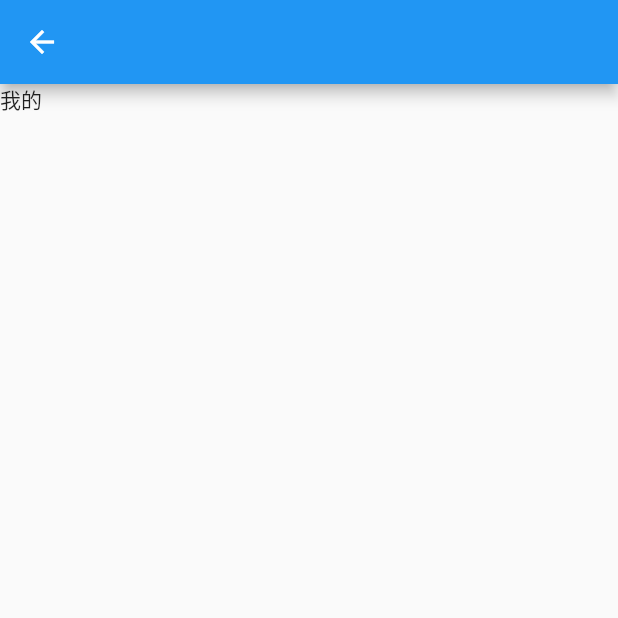
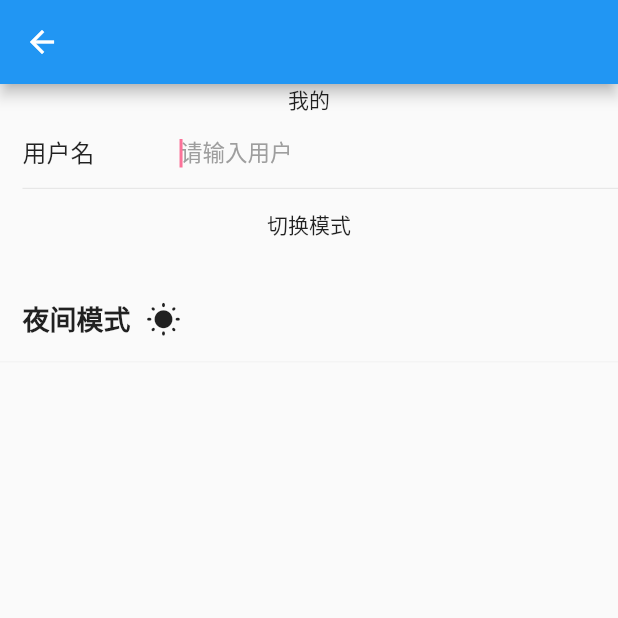
Before and after one commit to MrFishC/flutter_simple, a Flutter app: the ProfilePage screen opened directly, on a phone screen of 412 x 824 dp, the top half of it. Run offline on Flutter 3.47's test engine with Material 2 defaults, Android fonts, the light colour scheme and no system bars; our stand-ins replace cached_network_image, chewie, dio, flutter_swiper_null_safety, lottie, shared_preferences and 1 more; missing offline and left inert: flutter_overlay, underline_indicator; accounts and stored records are empty; network calls fail.

Commit message:
状态管理

```diff
--- a/lib/pages/profile_page.dart
+++ b/lib/pages/profile_page.dart
@@ -1,4 +1,9 @@
 import 'package:flutter/material.dart';
+import 'package:provider/provider.dart';
+
+import '../theme/dark_mode_item.dart';
+import '../theme/theme_provider.dart';
+import '../widget/login_input.dart';
 ///我的
 class ProfilePage extends StatefulWidget {
   @override
@@ -11,7 +16,30 @@ class _ProfilePageState extends State<ProfilePage> {
     return Scaffold(
       appBar: AppBar(),
       body: Container(
-        child: Text('我的'),
+        child: Column(
+          children: [
+            Text('我的'),
+            LoginInput(
+              '用户名',
+              '请输入用户',
+              onChanged: (text) {},
+            ),
+            MaterialButton(
+              onPressed: () {
+                //read
+                var theme = context.read<ThemeProvider>();
+
+                if (theme.isDark()) {
+                  theme.setTheme(ThemeMode.light);
+                } else {
+                  theme.setTheme(ThemeMode.dark);
+                }
+              },
+              child: Text('切换模式'),
+            ),
+            DarkModelItem()
+          ],
+        ),
       ),
     );
   }
--- /dev/null
+++ b/lib/theme/dark_mode_item.dart
@@ -0,0 +1,33 @@
+import 'package:flutter/material.dart';
+import 'package:flutter_simple/fnavigator/fn_navigator.dart';
+import 'package:provider/provider.dart';
+import '../theme/theme_provider.dart';
+import '../util/view_util.dart';
+
+class DarkModelItem extends StatelessWidget {
+  @override
+  Widget build(BuildContext context) {
+    var themeProvider = context.watch<ThemeProvider>();
+    var icon = themeProvider.isDark()
+        ? Icons.nightlight_round
+        : Icons.wb_sunny_rounded;
+    return InkWell(
+      onTap: () {
+        FnNavigator.getInstance().onJumpTo(RouteStatus.darkMode);
+      },
+      child: Container(
+        padding: EdgeInsets.only(top: 10, left: 15, bottom: 15),
+        margin: EdgeInsets.only(top: 15),
+        decoration: BoxDecoration(border: borderLine(context)),
+        child: Row(
+          children: [
+            Text('夜间模式',
+                style: TextStyle(fontSize: 18, fontWeight: FontWeight.bold)),
+            Padding(
+                padding: EdgeInsets.only(top: 2, left: 10), child: Icon(icon))
+          ],
+        ),
+      ),
+    );
+  }
+}
--- /dev/null
+++ b/lib/theme/provider.dart
@@ -0,0 +1,8 @@
+import 'package:flutter_simple/theme/theme_provider.dart';
+import 'package:provider/provider.dart';
+import 'package:provider/single_child_widget.dart';
+
+List<SingleChildWidget> topProviders = [
+  //2.创建一个provider
+  ChangeNotifierProvider(create: (_) => ThemeProvider())
+];
--- a/lib/util/color.dart
+++ b/lib/util/color.dart
@@ -16,6 +16,12 @@ const MaterialColor white = const MaterialColor(
   },
 );
 
+class FwColor {
+  static const Color red = Color(0xFFFF4759);
+  static const Color dark_red = Color(0xFFE03E4E);
+  static const Color dark_bg = Color(0xFF18191A);
+}
+
 ///主色调
 const MaterialColor primary = const MaterialColor(
   0xfffb7299,
--- /dev/null
+++ b/lib/util/constants.dart
@@ -0,0 +1,5 @@
+
+class Constants {
+  static const theme = "hi_theme";
+
+}
--- a/pubspec.yaml
+++ b/pubspec.yaml
@@ -50,6 +50,7 @@ dependencies:
   chewie: ^1.2.2
   video_player: ^2.1.6
   flutter_overlay: ^1.0.0
+  provider: ^5.0.0
 
 dev_dependencies:
   flutter_test:
```
Also changed, not shown: lib/fnavigator/fn_navigator.dart (+6 -1 lines), lib/main.dart (+35 -1 lines), lib/pages/home_page.dart (+12 -1 lines), lib/theme/dark_mode_page.dart (added, +76 -0 lines), lib/theme/theme_provider.dart (added, +80 -0 lines), lib/util/navigation_bar.dart (+29 -10 lines), lib/widget/tab.dart (+7 -1 lines), lib/widget/video_card.dart (+10 -4 lines), pubspec.lock.
